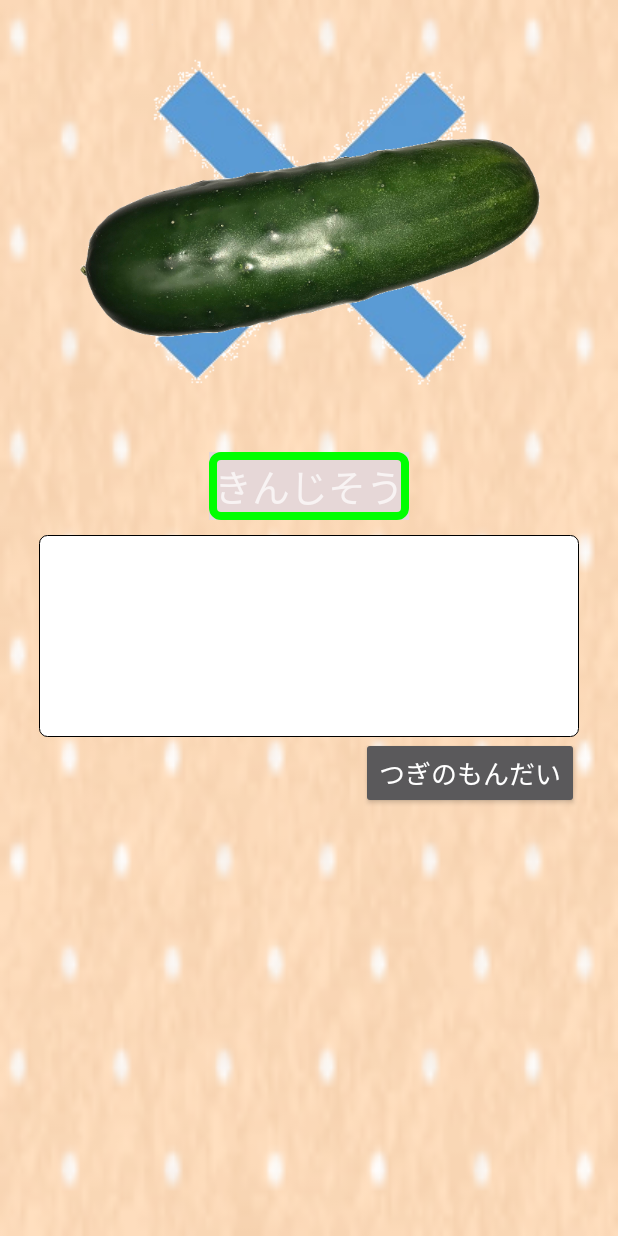
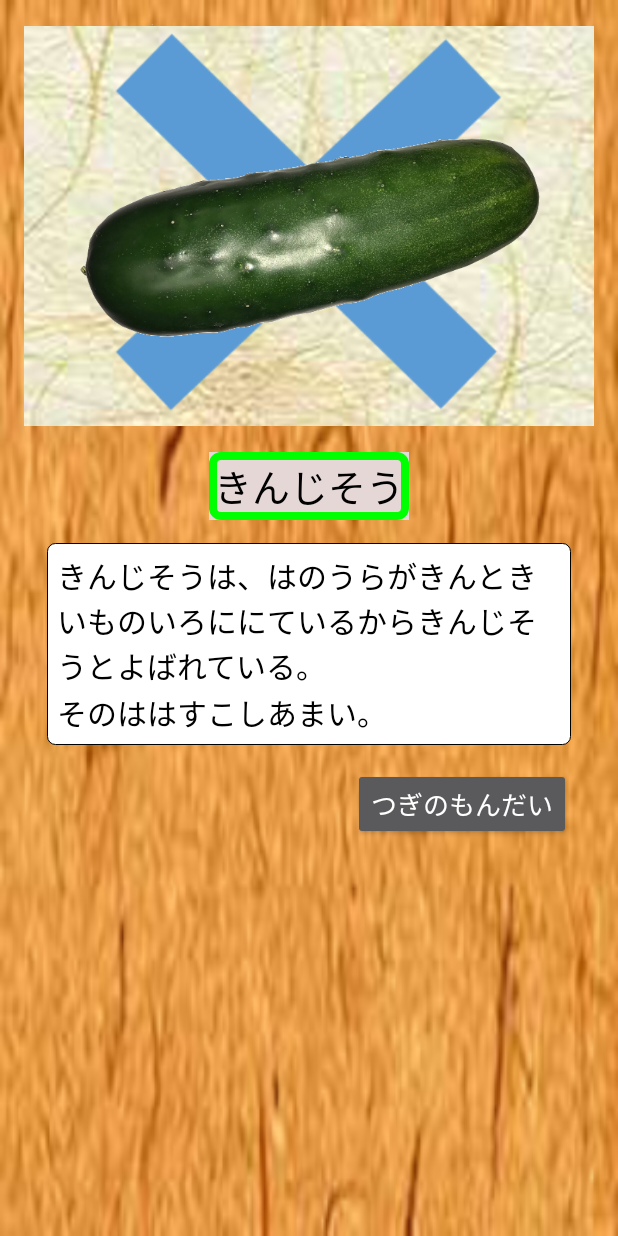
Before and after one commit to shxun6934/Kana-ko, an Android app: the layout activity_kaga2_hazere.xml on its own in the app's theme, with its tools: preview values and no code run, on a phone screen of 412 x 824 dp. Run offline under Robolectric (Android 15) with nearby library versions, the phone set to English and light mode, and no system bars.

Commit message:
kaga2:textviewを追加、manifestの変更

```diff
--- a/app/src/main/res/layout/activity_kaga2_hazere.xml
+++ b/app/src/main/res/layout/activity_kaga2_hazere.xml
@@ -2,7 +2,7 @@
 <LinearLayout xmlns:android="http://schemas.android.com/apk/res/android"
     android:layout_width="match_parent"
     android:layout_height="match_parent"
-    android:background="@drawable/kaga_background"
+    android:background="@drawable/kaga1_background"
     android:orientation="vertical"
     android:paddingBottom="0dp"
     android:paddingLeft="16dp"
@@ -16,10 +16,10 @@
 
         <ImageView
             android:id="@+id/zukei"
+            android:layout_gravity="center"
             android:layout_width="wrap_content"
             android:layout_height="wrap_content"
-            android:layout_gravity="center"
-            android:src="@drawable/batu_sironuki" />
+            android:src="@drawable/kaga2batu" />
 
         <ImageView
             android:id="@+id/yasai"
@@ -36,29 +36,30 @@
         android:background="#e6d7d7"
         android:gravity="center">
 
-
         <TextView
             android:id="@+id/yasai_name"
             android:layout_width="match_parent"
             android:layout_height="match_parent"
             android:layout_gravity="center_horizontal"
             android:layout_marginBottom="0dp"
+            android:textColor="#000"
             android:background="@drawable/kagayasai2_nameflam"
             android:text="@string/kinnzisou"
             android:textSize="25dp" />
     </LinearLayout>
 
     <LinearLayout
-        android:layout_width="wrap_content"
-        android:layout_height="wrap_content"
+        android:layout_width="match_parent"
+        android:layout_height="match_parent"
         android:layout_below="@+id/image"
-        android:layout_margin="10dp"
+        android:layout_margin="15dp"
         android:layout_weight="1"
         android:orientation="vertical">
 
         <TextView
             android:id="@+id/description"
-            android:layout_width="wrap_content"
+            android:layout_width="match_parent"
+            android:textColor="#000000"
             android:layout_height="wrap_content"
             android:background="@drawable/kagayasai2_descriptionflame"
             android:text="@string/kinnzisou_description"
@@ -66,6 +67,7 @@
 
         <Button
             android:id="@+id/next_button"
+            android:layout_marginTop="15dp"
             android:layout_width="wrap_content"
             android:layout_height="wrap_content"
             android:layout_gravity="right"
```
Also changed, not shown: app/src/main/AndroidManifest.xml (+8 -7 lines), app/src/main/java/smartphoneapp_project/kanazawaapp_2017/Kaga2Activity.java (+6 -2 lines), app/src/main/java/smartphoneapp_project/kanazawaapp_2017/Kaga2ActivityHazure.java (+8 -4 lines), app/src/main/res/layout/activity_kaga2.xml (+5 -3 lines), app/src/main/res/drawable/kaga2batu.png (added), app/src/main/res/drawable/kaga2maru.png (added).
